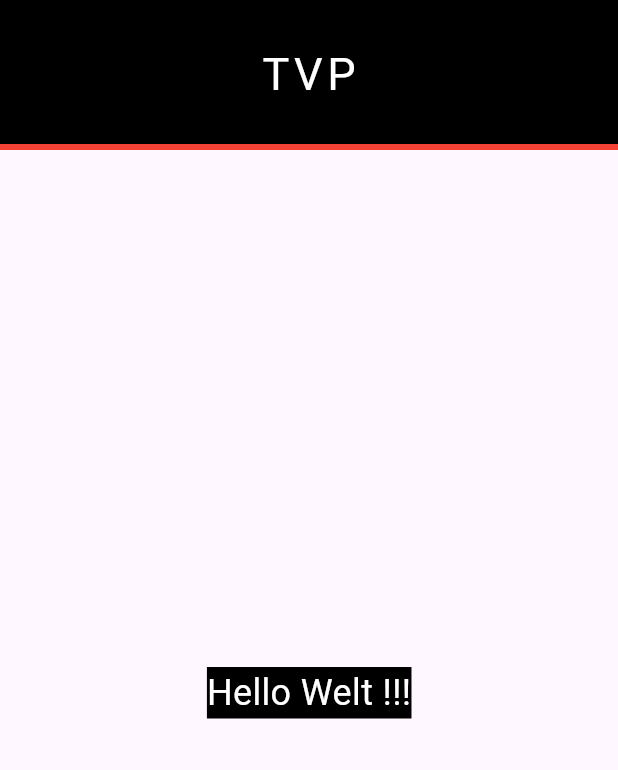
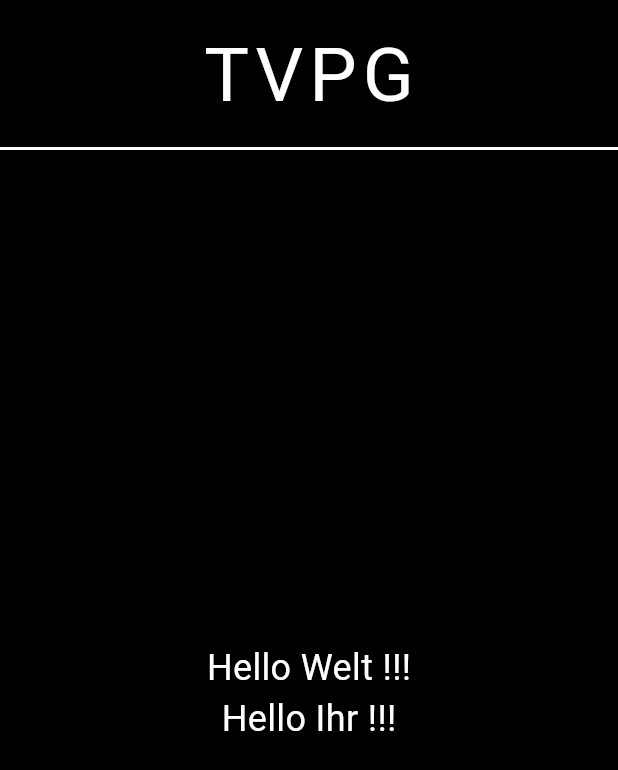
Before and after one commit to fabianStro/Project_ATVPG, a Flutter app: the screen it shows after launch, on a phone screen of 412 x 824 dp. Shown: the top 770 px of the screen. Run offline on Flutter 3.47's test engine with Material 3 defaults, Android fonts, the phone set to English and light mode, and no system bars.

Commit message:
Daily Push

```diff
--- a/lib/main.dart
+++ b/lib/main.dart
@@ -9,29 +9,46 @@ void main() {
 class MyApp extends StatelessWidget {
   const MyApp({super.key});
 
+  //List<String> title = ['Highschool DxD', 'Dragonball'];
+
   @override
   Widget build(BuildContext context) {
     return MaterialApp(
       home: Scaffold(
+        backgroundColor: Colors.black,
         appBar: AppBar(
           toolbarHeight: 100.0,
-          shape: Border(bottom: BorderSide(color: Colors.red, width: 4.0)),
+          shape: Border(bottom: BorderSide(color: Colors.white, width: 2.0)),
           backgroundColor: Colors.black,
           centerTitle: true,
-          title: Text('TVP', style: TextStyle(fontSize: 30.0, letterSpacing: 3.0, color: Colors.white)),
-        ),
+          title: Text('TVPG', style: TextStyle(fontSize: 50.0, letterSpacing: 4.0, color: Colors.white)),
+        ), // AppBar
         body: Center(
           child: Column(
             mainAxisAlignment: MainAxisAlignment.center,
             children: [
               Text(
                 'Hello Welt !!!',
-                style: TextStyle(fontSize: 24.0, backgroundColor: Colors.black, color: Colors.white),
-              ),
-            ],
-          ),
-        ),
-      ),
-    );
+                style: TextStyle(
+                  //fontFamily: 'Arial',
+                  fontSize: 24.0,
+                  backgroundColor: Colors.black,
+                  color: Colors.white,
+                ), // TextStyle
+              ), // Text
+              Text(
+                'Hello Ihr !!!',
+                style: TextStyle(
+                  //fontFamily: 'Arial',
+                  fontSize: 24.0,
+                  backgroundColor: Colors.black,
+                  color: Colors.white,
+                ), // TextStyle
+              ), // Text
+            ], // Children
+          ), // Column
+        ), // Center
+      ), // Scaffold
+    ); // MaterialApp
   }
 }
```
Also changed, not shown: lib/extraAufgabevonPhilipp.dart (added, +65 -0 lines).
